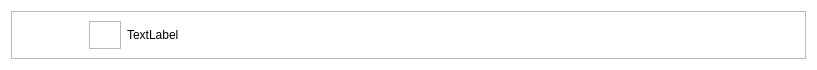
First picture: the form in TestDemo-2/output_widget.ui, repository mrshakil015/Python-GUI-PyQt6, before the edit.
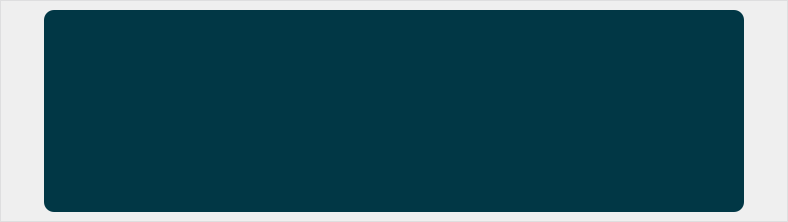
Second picture: the form after the edit. Icons and pictures are not drawn.

```diff
--- a/TestDemo-2/output_widget.ui
+++ b/TestDemo-2/output_widget.ui
@@ -6,86 +6,90 @@
    <rect>
     <x>0</x>
     <y>0</y>
-    <width>817</width>
-    <height>70</height>
+    <width>788</width>
+    <height>222</height>
    </rect>
   </property>
+  <property name="minimumSize">
+   <size>
+    <width>0</width>
+    <height>0</height>
+   </size>
+  </property>
+  <property name="maximumSize">
+   <size>
+    <width>16777215</width>
+    <height>16777215</height>
+   </size>
+  </property>
   <property name="windowTitle">
    <string>Form</string>
   </property>
   <property name="styleSheet">
-   <string notr="true">#Form{
-background: #fff;
-}</string>
+   <string notr="true"/>
   </property>
   <layout class="QGridLayout" name="gridLayout_2">
+   <property name="leftMargin">
+    <number>0</number>
+   </property>
+   <property name="topMargin">
+    <number>0</number>
+   </property>
+   <property name="rightMargin">
+    <number>0</number>
+   </property>
+   <property name="bottomMargin">
+    <number>0</number>
+   </property>
+   <property name="spacing">
+    <number>0</number>
+   </property>
    <item row="0" column="0">
     <widget class="QFrame" name="frame">
+     <property name="styleSheet">
+      <string notr="true">background: transparent;
+border: 0.5px solid #dededf;</string>
+     </property>
      <property name="frameShape">
       <enum>QFrame::StyledPanel</enum>
      </property>
      <property name="frameShadow">
       <enum>QFrame::Raised</enum>
      </property>
-     <layout class="QGridLayout" name="gridLayout">
-      <property name="leftMargin">
-       <number>9</number>
-      </property>
-      <property name="topMargin">
-       <number>9</number>
-      </property>
-      <property name="rightMargin">
-       <number>9</number>
-      </property>
-      <property name="bottomMargin">
-       <number>9</number>
-      </property>
-      <property name="spacing">
-       <number>6</number>
-      </property>
-      <item row="0" column="0">
-       <spacer name="horizontalSpacer">
-        <property name="orientation">
-         <enum>Qt::Horizontal</enum>
-        </property>
-        <property name="sizeHint" stdset="0">
-         <size>
-          <width>73</width>
-          <height>20</height>
-         </size>
-        </property>
-       </spacer>
-      </item>
+     <layout class="QGridLayout" name="gridLayout_3">
       <item row="0" column="1">
+       <widget class="QFrame" name="frame_3">
+        <property name="styleSheet">
+         <string notr="true">background: #013745;
+border-radius: 10px;
+border: none;
+</string>
+        </property>
+        <property name="frameShape">
+         <enum>QFrame::StyledPanel</enum>
+        </property>
+        <property name="frameShadow">
+         <enum>QFrame::Raised</enum>
+        </property>
+        <layout class="QGridLayout" name="gridLayout_5">
+         <item row="0" column="0">
        <widget class="QFrame" name="frame_2">
+           <property name="styleSheet">
+            <string notr="true">border: none;</string>
+           </property>
         <property name="frameShape">
          <enum>QFrame::StyledPanel</enum>
         </property>
         <property name="frameShadow">
          <enum>QFrame::Raised</enum>
         </property>
-        <layout class="QVBoxLayout" name="verticalLayout">
-         <property name="spacing">
-          <number>0</number>
-         </property>
-         <property name="leftMargin">
-          <number>0</number>
-         </property>
-         <property name="topMargin">
-          <number>0</number>
-         </property>
-         <property name="rightMargin">
-          <number>0</number>
-         </property>
-         <property name="bottomMargin">
-          <number>0</number>
-         </property>
-         <item>
+           <layout class="QGridLayout" name="gridLayout_4">
+            <item row="0" column="0">
           <widget class="QLabel" name="label">
            <property name="minimumSize">
             <size>
-             <width>30</width>
-             <height>20</height>
+                <width>40</width>
+                <height>25</height>
             </size>
            </property>
            <property name="maximumSize">
@@ -105,15 +109,18 @@
            </property>
           </widget>
          </item>
-         <item>
+            <item row="1" column="0">
           <spacer name="verticalSpacer">
            <property name="orientation">
             <enum>Qt::Vertical</enum>
            </property>
+              <property name="sizeType">
+               <enum>QSizePolicy::Preferred</enum>
+              </property>
            <property name="sizeHint" stdset="0">
             <size>
              <width>20</width>
-             <height>57</height>
+                <height>77</height>
             </size>
            </property>
           </spacer>
@@ -121,7 +128,16 @@
         </layout>
        </widget>
       </item>
-      <item row="0" column="2">
+         <item row="0" column="1">
+          <widget class="QFrame" name="frame_4">
+           <property name="frameShape">
+            <enum>QFrame::StyledPanel</enum>
+           </property>
+           <property name="frameShadow">
+            <enum>QFrame::Raised</enum>
+           </property>
+           <layout class="QGridLayout" name="gridLayout">
+            <item row="0" column="0">
        <widget class="QLabel" name="label_2">
         <property name="minimumSize">
          <size>
@@ -129,19 +145,68 @@
           <height>0</height>
          </size>
         </property>
+              <property name="maximumSize">
+               <size>
+                <width>16777215</width>
+                <height>16777215</height>
+               </size>
+              </property>
+              <property name="font">
+               <font>
+                <pointsize>11</pointsize>
+               </font>
+              </property>
+              <property name="mouseTracking">
+               <bool>false</bool>
+              </property>
+              <property name="styleSheet">
+               <string notr="true">border:none;
+color: #fff;</string>
+              </property>
+              <property name="inputMethodHints">
+               <set>Qt::ImhMultiLine</set>
+              </property>
         <property name="text">
-         <string>TextLabel</string>
-        </property>
-       </widget>
-      </item>
-      <item row="0" column="3">
+               <string/>
+              </property>
+              <property name="alignment">
+               <set>Qt::AlignLeading|Qt::AlignLeft|Qt::AlignTop</set>
+              </property>
+              <property name="wordWrap">
+               <bool>true</bool>
+              </property>
+              <property name="textInteractionFlags">
+               <set>Qt::LinksAccessibleByKeyboard|Qt::LinksAccessibleByMouse|Qt::TextBrowserInteraction|Qt::TextSelectableByKeyboard|Qt::TextSelectableByMouse</set>
+              </property>
+             </widget>
+            </item>
+           </layout>
+          </widget>
+         </item>
+        </layout>
+       </widget>
+      </item>
+      <item row="0" column="2">
        <spacer name="horizontalSpacer_2">
         <property name="orientation">
          <enum>Qt::Horizontal</enum>
         </property>
         <property name="sizeHint" stdset="0">
          <size>
-          <width>73</width>
+          <width>40</width>
+          <height>20</height>
+         </size>
+        </property>
+       </spacer>
+      </item>
+      <item row="0" column="0">
+       <spacer name="horizontalSpacer">
+        <property name="orientation">
+         <enum>Qt::Horizontal</enum>
+        </property>
+        <property name="sizeHint" stdset="0">
+         <size>
+          <width>40</width>
           <height>20</height>
          </size>
         </property>
```
Left out of the diff: 2 changed lines with no effect on the pictures. Lines whose indentation alone changed are shown as unchanged.
